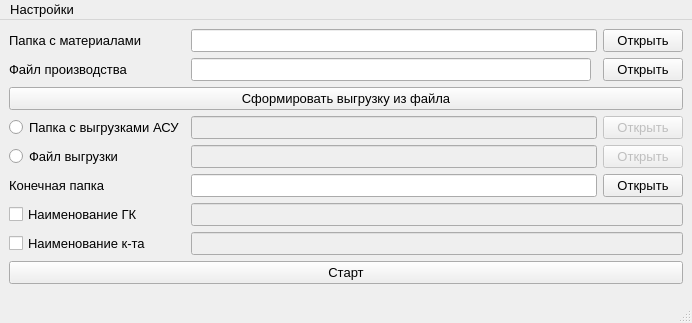
Before: the Qt Designer form designer/Main.ui in ant1cus/Project_SP, drawn with Qt 5.
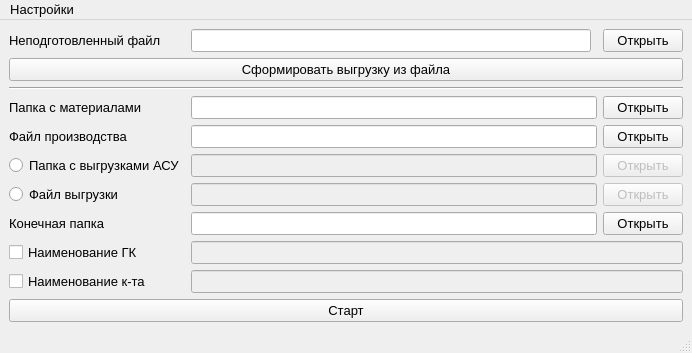
After: the same form once the commit is applied.

Diff of the .ui file:
```diff
--- a/designer/Main.ui
+++ b/designer/Main.ui
@@ -7,7 +7,7 @@
     <x>0</x>
     <y>0</y>
     <width>692</width>
-    <height>323</height>
+    <height>353</height>
    </rect>
   </property>
   <property name="font">
@@ -20,11 +20,22 @@
   </property>
   <widget class="QWidget" name="centralwidget">
    <layout class="QGridLayout" name="gridLayout">
-    <item row="4" column="3">
-     <widget class="QPushButton" name="pushButton_open_load_manufacture_file">
-      <property name="enabled">
-       <bool>false</bool>
+    <item row="8" column="0">
+     <widget class="QLabel" name="label_finish_folder">
+      <property name="text">
+       <string>Конечная папка</string>
       </property>
+     </widget>
+    </item>
+    <item row="11" column="0" colspan="4">
+     <widget class="QPushButton" name="pushButton_start">
+      <property name="text">
+       <string>Старт</string>
+      </property>
+     </widget>
+    </item>
+    <item row="8" column="3">
+     <widget class="QPushButton" name="pushButton_open_path_finish_dir">
       <property name="sizePolicy">
        <sizepolicy hsizetype="Fixed" vsizetype="Fixed">
         <horstretch>0</horstretch>
@@ -36,136 +47,96 @@
       </property>
      </widget>
     </item>
-    <item row="5" column="1" colspan="2">
-     <widget class="QLineEdit" name="lineEdit_path_dir_finish"/>
-    </item>
-    <item row="7" column="1" colspan="3">
-     <widget class="QLineEdit" name="lineEdit_name_set">
-      <property name="enabled">
-       <bool>false</bool>
-      </property>
-     </widget>
-    </item>
-    <item row="4" column="1" colspan="2">
-     <widget class="QLineEdit" name="lineEdit_path_file_manufacture">
-      <property name="enabled">
-       <bool>false</bool>
-      </property>
-     </widget>
-    </item>
-    <item row="2" column="0" colspan="4">
-     <widget class="QPushButton" name="pushButton_form_file">
-      <property name="text">
-       <string>Сформировать выгрузку из файла</string>
-      </property>
-     </widget>
-    </item>
-    <item row="1" column="1">
-     <widget class="QLineEdit" name="lineEdit_path_file_unloading"/>
-    </item>
-    <item row="1" column="3">
-     <widget class="QPushButton" name="pushButton_open_unloading_file">
+    <item row="0" column="3">
+     <widget class="QPushButton" name="pushButton_open_unformat_file">
       <property name="text">
        <string>Открыть</string>
       </property>
      </widget>
     </item>
-    <item row="6" column="0">
+    <item row="9" column="1" colspan="3">
+     <widget class="QLineEdit" name="lineEdit_name_gk">
+      <property name="enabled">
+       <bool>false</bool>
+      </property>
+     </widget>
+    </item>
+    <item row="9" column="0">
      <widget class="QCheckBox" name="checkBox_name_gk">
       <property name="text">
        <string>Наименование ГК</string>
       </property>
      </widget>
     </item>
-    <item row="6" column="1" colspan="3">
-     <widget class="QLineEdit" name="lineEdit_name_gk">
+    <item row="7" column="1" colspan="2">
+     <widget class="QLineEdit" name="lineEdit_path_file_manufacture">
       <property name="enabled">
        <bool>false</bool>
       </property>
      </widget>
     </item>
+    <item row="7" column="3">
+     <widget class="QPushButton" name="pushButton_open_load_manufacture_file">
+      <property name="enabled">
+       <bool>false</bool>
+      </property>
+      <property name="sizePolicy">
+       <sizepolicy hsizetype="Fixed" vsizetype="Fixed">
+        <horstretch>0</horstretch>
+        <verstretch>0</verstretch>
+       </sizepolicy>
+      </property>
+      <property name="text">
+       <string>Открыть</string>
+      </property>
+     </widget>
+    </item>
+    <item row="0" column="1">
+     <widget class="QLineEdit" name="lineEdit_path_file_unformat_file"/>
+    </item>
     <item row="7" column="0">
-     <widget class="QCheckBox" name="checkBox_name_set">
-      <property name="text">
-       <string>Наименование к-та</string>
-      </property>
-     </widget>
-    </item>
-    <item row="8" column="0" colspan="4">
-     <widget class="QPushButton" name="pushButton_start">
-      <property name="text">
-       <string>Старт</string>
-      </property>
-     </widget>
-    </item>
-    <item row="3" column="1" colspan="2">
-     <widget class="QLineEdit" name="lineEdit_path_dir_load_asu">
-      <property name="enabled">
-       <bool>false</bool>
-      </property>
-     </widget>
-    </item>
-    <item row="3" column="0">
-     <widget class="QRadioButton" name="radioButton_load_asu">
-      <property name="text">
-       <string>Папка с выгрузками АСУ</string>
-      </property>
-     </widget>
-    </item>
-    <item row="4" column="0">
      <widget class="QRadioButton" name="radioButton_load_manufacture">
       <property name="text">
        <string>Файл выгрузки</string>
       </property>
      </widget>
     </item>
-    <item row="0" column="0">
+    <item row="4" column="0">
+     <widget class="QLabel" name="label_unloading_file">
+      <property name="text">
+       <string>Файл производства</string>
+      </property>
+     </widget>
+    </item>
+    <item row="6" column="0">
+     <widget class="QRadioButton" name="radioButton_load_asu">
+      <property name="text">
+       <string>Папка с выгрузками АСУ</string>
+      </property>
+     </widget>
+    </item>
+    <item row="3" column="0">
      <widget class="QLabel" name="label_material_sp">
       <property name="text">
        <string>Папка с материалами</string>
       </property>
      </widget>
     </item>
-    <item row="5" column="0">
-     <widget class="QLabel" name="label_finish_folder">
+    <item row="10" column="0">
+     <widget class="QCheckBox" name="checkBox_name_set">
       <property name="text">
-       <string>Конечная папка</string>
+       <string>Наименование к-та</string>
       </property>
      </widget>
     </item>
-    <item row="0" column="1" colspan="2">
-     <widget class="QLineEdit" name="lineEdit_path_dir_material_sp"/>
-    </item>
-    <item row="5" column="3">
-     <widget class="QPushButton" name="pushButton_open_path_finish_dir">
-      <property name="sizePolicy">
-       <sizepolicy hsizetype="Fixed" vsizetype="Fixed">
-        <horstretch>0</horstretch>
-        <verstretch>0</verstretch>
-       </sizepolicy>
-      </property>
+    <item row="1" column="0" colspan="4">
+     <widget class="QPushButton" name="pushButton_form_file">
       <property name="text">
-       <string>Открыть</string>
+       <string>Сформировать выгрузку из файла</string>
       </property>
      </widget>
     </item>
     <item row="3" column="3">
-     <widget class="QPushButton" name="pushButton_open_load_asu_dir">
-      <property name="enabled">
-       <bool>false</bool>
-      </property>
-      <property name="sizePolicy">
-       <sizepolicy hsizetype="Fixed" vsizetype="Fixed">
-        <horstretch>0</horstretch>
-        <verstretch>0</verstretch>
-       </sizepolicy>
-      </property>
-      <property name="text">
-       <string>Открыть</string>
-      </property>
-     </widget>
-    </item>
-    <item row="0" column="3">
      <widget class="QPushButton" name="pushButton_open_material_sp_dir">
       <property name="sizePolicy">
        <sizepolicy hsizetype="Fixed" vsizetype="Fixed">
@@ -178,10 +149,63 @@
       </property>
      </widget>
     </item>
-    <item row="1" column="0">
-     <widget class="QLabel" name="label_unloading_file">
+    <item row="3" column="1" colspan="2">
+     <widget class="QLineEdit" name="lineEdit_path_dir_material_sp"/>
+    </item>
+    <item row="4" column="3">
+     <widget class="QPushButton" name="pushButton_open_unloading_file">
       <property name="text">
-       <string>Файл производства</string>
+       <string>Открыть</string>
+      </property>
+     </widget>
+    </item>
+    <item row="6" column="3">
+     <widget class="QPushButton" name="pushButton_open_load_asu_dir">
+      <property name="enabled">
+       <bool>false</bool>
+      </property>
+      <property name="sizePolicy">
+       <sizepolicy hsizetype="Fixed" vsizetype="Fixed">
+        <horstretch>0</horstretch>
+        <verstretch>0</verstretch>
+       </sizepolicy>
+      </property>
+      <property name="text">
+       <string>Открыть</string>
+      </property>
+     </widget>
+    </item>
+    <item row="8" column="1" colspan="2">
+     <widget class="QLineEdit" name="lineEdit_path_dir_finish"/>
+    </item>
+    <item row="6" column="1" colspan="2">
+     <widget class="QLineEdit" name="lineEdit_path_dir_load_asu">
+      <property name="enabled">
+       <bool>false</bool>
+      </property>
+     </widget>
+    </item>
+    <item row="10" column="1" colspan="3">
+     <widget class="QLineEdit" name="lineEdit_name_set">
+      <property name="enabled">
+       <bool>false</bool>
+      </property>
+     </widget>
+    </item>
+    <item row="0" column="0">
+     <widget class="QLabel" name="label_unformat_file">
+      <property name="text">
+       <string>Неподготовленный файл</string>
+      </property>
+     </widget>
+    </item>
+    <item row="4" column="1" colspan="2">
+     <widget class="QLineEdit" name="lineEdit_path_file_unloading"/>
+    </item>
+    <item row="2" column="0" colspan="4">
+     <widget class="Line" name="line">
+      <property name="orientation">
+       <enum>Qt::Horizontal</enum>
       </property>
      </widget>
     </item>
```
